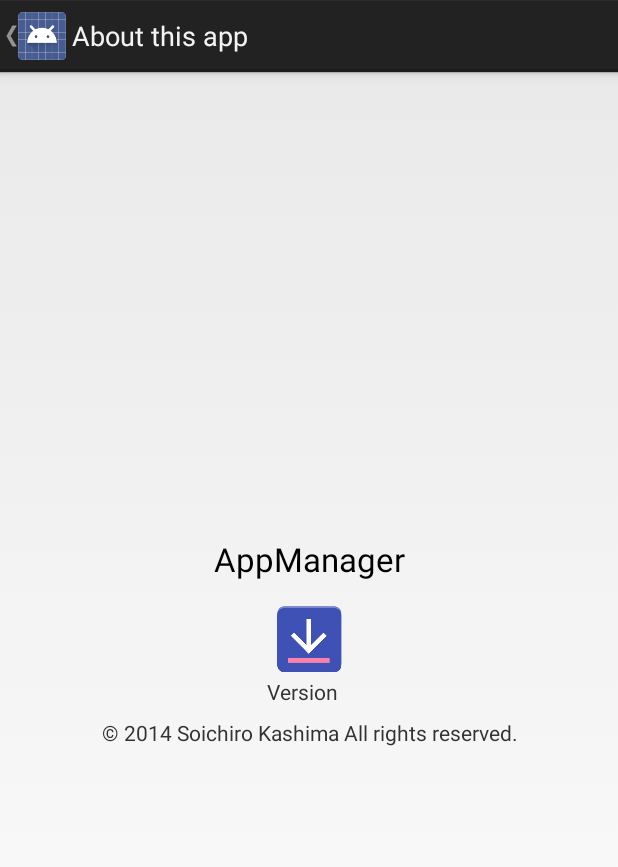
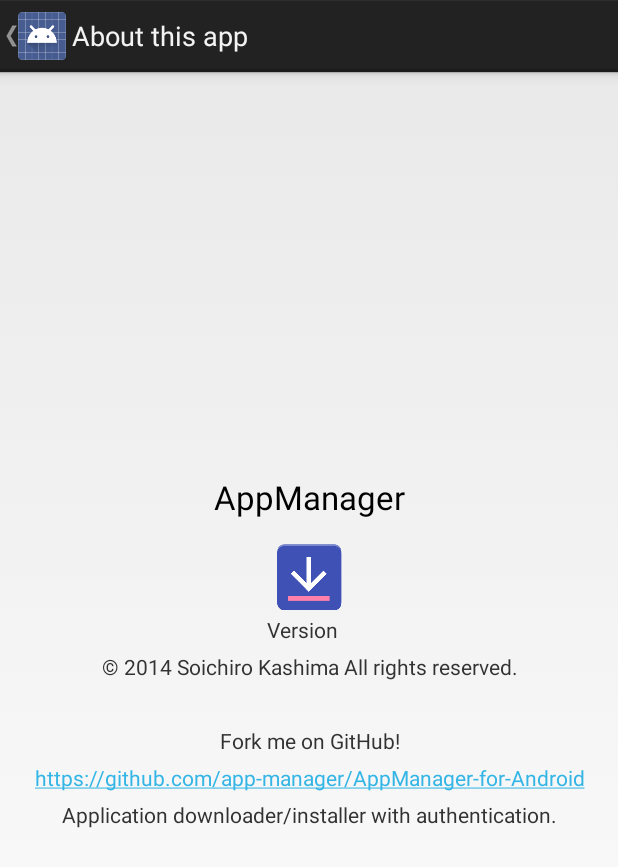
Before and after one commit to app-manager/AppManager-for-Android, an Android app: the AboutActivity screen opened directly, with no data from a screen before it, on a phone screen of 412 x 824 dp. Shown: the top 867 px of the screen. Run offline under Robolectric (Android 15) with nearby library versions, the phone set to English and light mode, and no system bars.

Commit message:
Updated AboutActivity layout.

```diff
--- a/app/src/main/res/layout/activity_about.xml
+++ b/app/src/main/res/layout/activity_about.xml
@@ -47,11 +47,34 @@
 
         <TextView
             android:id="@+id/copyright"
-            android:layout_width="fill_parent"
+            android:layout_width="match_parent"
             android:layout_height="wrap_content"
-            android:layout_marginBottom="24dp"
-            android:layout_marginTop="8dp"
+            android:layout_marginBottom="20dp"
+            android:layout_marginTop="5dp"
             android:gravity="center" />
+
+        <TextView
+            android:layout_width="match_parent"
+            android:layout_height="wrap_content"
+            android:layout_marginTop="10dp"
+            android:gravity="center"
+            android:text="@string/msg_about_fork_me_on_github" />
+
+        <TextView
+            android:layout_width="match_parent"
+            android:layout_height="wrap_content"
+            android:layout_marginTop="5dp"
+            android:autoLink="web"
+            android:gravity="center"
+            android:text="@string/msg_about_github_url" />
+
+        <TextView
+            android:layout_width="match_parent"
+            android:layout_height="wrap_content"
+            android:layout_marginBottom="10dp"
+            android:layout_marginTop="5dp"
+            android:gravity="center"
+            android:text="@string/msg_about_am_description" />
     </LinearLayout>
 
 </ScrollView>
--- a/app/src/main/res/values/strings.xml
+++ b/app/src/main/res/values/strings.xml
@@ -20,6 +20,9 @@
     <string name="label_copyright">&amp;copy; 2014 Soichiro Kashima All rights reserved.</string>
     <string name="msg_confirm_file_entry_delete">Are you sure to delete this entry? This cannot be undone.</string>
     <string name="msg_confirm_file_entry_finish">Are you sure to discard changes?</string>
+    <string name="msg_about_fork_me_on_github">Fork me on GitHub!</string>
+    <string name="msg_about_github_url">https://github.com/app-manager/AppManager-for-Android</string>
+    <string name="msg_about_am_description">Application downloader/installer with authentication.</string>
     <string name="pref_category_general">General</string>
     <string name="pref_category_general_title_admin_password">Administrator\'s Password</string>
     <string name="pref_category_version">Version information</string>
```
